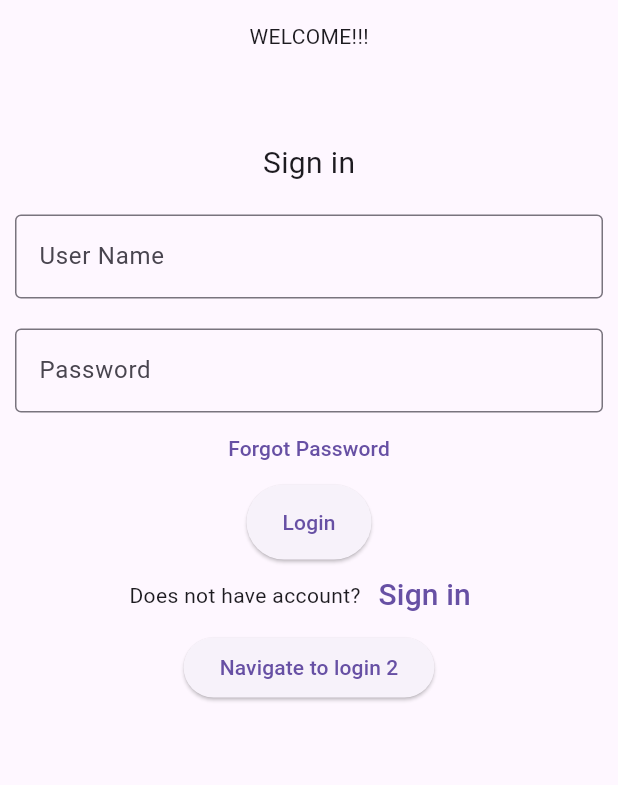
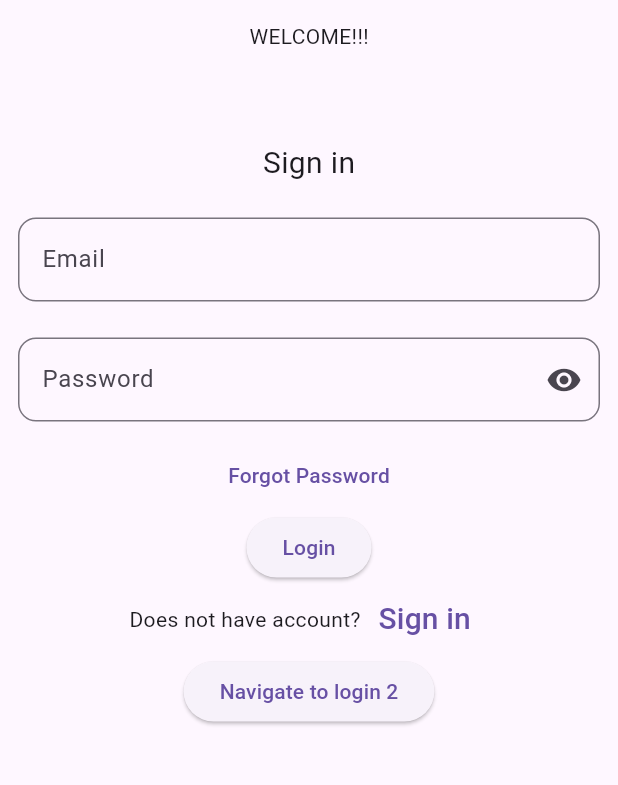
Before and after one commit to joshika2911/flutter1, a Flutter app: the screen it shows after launch, after a tap on "StateFull Login", on a phone screen of 412 x 824 dp, the part 63-848 px from its top. Run offline on Flutter 3.47's test engine with Material 3 defaults, Android fonts, the phone set to English and light mode, and no system bars; network calls fail.

Commit message:
bug@loginbutton

```diff
--- a/lib/homeview.dart
+++ b/lib/homeview.dart
@@ -1,8 +1,8 @@
 import 'package:flutter/material.dart';
 
 class HomeView extends StatefulWidget {
-  const HomeView({super.key});
-
+  const HomeView({super.key, this.email});
+  final String? email;
   @override
   State<HomeView> createState() => _HomeViewState();
 }
@@ -17,7 +17,6 @@ class _HomeViewState extends State<HomeView> {
         ),
         body: SingleChildScrollView(
             child: Column(children: [
-          // const Text("WELCOME TO JoJo Store"),
           Padding(
               padding: const EdgeInsets.fromLTRB(20, 10, 20, 5),
               child: Row(
@@ -32,10 +31,13 @@ class _HomeViewState extends State<HomeView> {
                             'assets/harrypotter.jpg',
                           ),
                         ),
-                        const Padding(
-                            padding: EdgeInsets.all(20),
+                        Padding(
+                            padding: const EdgeInsets.all(20),
                             child: Column(
-                              children: [Text("hello"), Text("josh")],
+                              children: [
+                                const Text("hello"),
+                                Text(widget.email ?? "User")
+                              ],
                             )),
                       ],
                     ),
@@ -49,19 +51,16 @@ class _HomeViewState extends State<HomeView> {
             child: Image.asset('assets/albus.jpg',
                 width: 150, height: 150, fit: BoxFit.fill),
           ),
-
           const ListTile(
             title: Text('Albus Dumbledore'),
             subtitle: Text(
                 'A benevolent old man who helps Harry Potter through his trials and tribulations.'),
           ),
-
           TextButton(
               onPressed: () {
                 Navigator.pushNamed(context, "albus_view");
               },
               child: const Text("Click Here")),
-
           ClipRRect(
             borderRadius: const BorderRadius.only(
               topLeft: Radius.circular(8.0),
@@ -80,7 +79,6 @@ class _HomeViewState extends State<HomeView> {
                 Navigator.pushNamed(context, "ron_view");
               },
               child: const Text("Click Here")),
-
           ClipRRect(
             borderRadius: const BorderRadius.only(
               topLeft: Radius.circular(8.0),
--- a/lib/loginview.dart
+++ b/lib/loginview.dart
@@ -1,7 +1,4 @@
 import 'package:flutter/material.dart';
-import 'package:flutter_application_hw1/NewLess.dart';
-
-import 'package:flutter_application_hw1/loginview2.dart';
 
 class LoginView extends StatefulWidget {
   const LoginView({super.key});
@@ -76,7 +73,7 @@ class _LoginViewState extends State<LoginView> {
               padding: const EdgeInsets.fromLTRB(10, 0, 10, 0),
               child: ElevatedButton(
                 onPressed: () {
-                  Navigator.of(context).push(_createRoute());
+                  Navigator.pushNamed(context, "login_view2");
                 },
                 child: const Text('StateFull Login'),
               ),
@@ -86,8 +83,7 @@ class _LoginViewState extends State<LoginView> {
               padding: const EdgeInsets.fromLTRB(10, 0, 10, 0),
               child: ElevatedButton(
                 onPressed: () {
-                  Navigator.of(context)
-                      .push(ScaleRoute(page: const NewLessLogin()));
+                  Navigator.pushNamed(context, "login_view2");
                 },
                 child: const Text('Stateless Login'),
               ),
@@ -97,24 +93,24 @@ class _LoginViewState extends State<LoginView> {
   }
 }
 
-//comment  s
-Route _createRoute() {
-  return PageRouteBuilder(
-    pageBuilder: (context, animation, secondaryAnimation) => const LoginView2(),
-    transitionsBuilder: (context, animation, secondaryAnimation, child) {
-      const begin = Offset(0.0, 1.0);
-      const end = Offset.zero;
-      const curve = Curves.ease;
-
-      var tween = Tween(begin: begin, end: end).chain(CurveTween(curve: curve));
-
-      return SlideTransition(
-        position: animation.drive(tween),
-        child: child,
-      );
-    },
-  );
-}
+//comment
+// Route _createRoute() {
+//   return PageRouteBuilder(
+//     pageBuilder: (context, animation, secondaryAnimation) => LoginView2(
+//       email: emailcontoller.text,
+//     ),
+//     transitionsBuilder: (context, animation, secondaryAnimation, child) {
+//       const begin = Offset(0.0, 1.0);
+//       const end = Offset.zero;
+//       const curve = Curves.ease;
+//       var tween = Tween(begin: begin, end: end).chain(CurveTween(curve: curve));
+//       return SlideTransition(
+//         position: animation.drive(tween),
+//         child: child,
+//       );
+//     },
+//   );
+// }
 
 class ScaleRoute extends PageRouteBuilder {
   final Widget page;
--- a/lib/loginview2.dart
+++ b/lib/loginview2.dart
@@ -4,15 +4,15 @@ import 'package:flutter/material.dart';
 import 'package:flutter_application_hw1/homeview.dart';
 
 class LoginView2 extends StatefulWidget {
-  const LoginView2({super.key});
-
+  const LoginView2({super.key, this.email});
+  final String? email;
   @override
   State<LoginView2> createState() => _LoginView2State();
 }
 
 class _LoginView2State extends State<LoginView2> {
-  get nameController => null;
-
+  bool c = true;
+  get emailController => null;
   get passwordController => null;
 
   @override
@@ -32,45 +32,69 @@ class _LoginView2State extends State<LoginView2> {
                   'Sign in',
                   style: TextStyle(fontSize: 20),
                 )),
-            Container(
-              padding: const EdgeInsets.all(10),
+            Padding(
+              padding: const EdgeInsets.all(12),
               child: TextField(
-                controller: nameController,
+                controller: emailController,
                 decoration: const InputDecoration(
-                  border: OutlineInputBorder(),
-                  labelText: 'User Name',
-                ),
+                    labelText: 'Email',
+                    border: OutlineInputBorder(
+                        borderRadius: BorderRadius.all(Radius.circular(12)))),
+                onChanged: (value) => {debugPrint("typed value->$value")},
               ),
             ),
-            Container(
-              padding: const EdgeInsets.fromLTRB(10, 10, 10, 0),
+            Padding(
+              padding: const EdgeInsets.all(12),
               child: TextField(
-                obscureText: true,
+                obscureText: c,
                 controller: passwordController,
-                decoration: const InputDecoration(
-                  border: OutlineInputBorder(),
-                  labelText: 'Password',
-                ),
+                decoration: InputDecoration(
+                    suffixIcon: GestureDetector(
+                        onTap: () {
+                          setState(() {
+                            c = !c;
+                          });
+                        },
+                        child: c
+                            ? const Icon(Icons.visibility)
+                            : const Icon(Icons.visibility_off)),
+                    labelText: 'Password',
+                    border: const OutlineInputBorder(
+                        borderRadius: BorderRadius.all(Radius.circular(12)))),
+                onChanged: (value) => {debugPrint("typed value->$value")},
               ),
             ),
             TextButton(
               onPressed: () {
-                //forgot password screen
+                Navigator.pushNamed(context, "home_view");
               },
               child: const Text(
                 'Forgot Password',
               ),
             ),
-            Container(
-              height: 50,
-              padding: const EdgeInsets.fromLTRB(10, 0, 10, 0),
-              child: ElevatedButton(
-                onPressed: () {
-                  Navigator.of(context).push(_createRoute());
-                },
-                child: const Text('Login'),
-              ),
+            // Container(
+            //   height: 50,
+            //   padding: const EdgeInsets.fromLTRB(10, 0, 10, 0),
+            // ElevatedButton(
+            //   onPressed: () {
+            //     Navigator.of(context).push(_createRoute());
+            //   },
+            //   child: const Text('Login with animation'),
+            //   // ),
+            // ),
+
+            ElevatedButton(
+              onPressed: () {
+                Navigator.push(
+                    context,
+                    MaterialPageRoute(
+                        builder: (context) =>
+                            HomeView(email: emailController.text)));
+              },
+              child: const Text('Login'),
+              // ),
             ),
+
             Row(
               mainAxisAlignment: MainAxisAlignment.center,
               children: <Widget>[
@@ -97,22 +121,22 @@ class _LoginView2State extends State<LoginView2> {
   }
 }
 
-Route _createRoute() {
-  return PageRouteBuilder(
-    pageBuilder: (context, animation, secondaryAnimation) => const HomeView(),
-    transitionsBuilder: (context, animation, secondaryAnimation, child) {
-      const begin = Offset(0.0, 1.0);
-      const end = Offset.zero;
-      const curve = Curves.ease;
+// Route _createRoute() {
+//   return PageRouteBuilder(
+//     pageBuilder: (context, animation, secondaryAnimation) => const HomeView(),
+//     transitionsBuilder: (context, animation, secondaryAnimation, child) {
+//       const begin = Offset(0.0, 1.0);
+//       const end = Offset.zero;
+//       const curve = Curves.ease;
 
-      var tween = Tween(begin: begin, end: end).chain(CurveTween(curve: curve));
+//       var tween = Tween(begin: begin, end: end).chain(CurveTween(curve: curve));
 
-      return SlideTransition(
-        position: animation.drive(tween),
-        child: child,
-      );
-    },
-  );
-}
+//       return SlideTransition(
+//         position: animation.drive(tween),
+//         child: child,
+//       );
+//     },
+//   );
+// }
 
         // backgroundColor: Colors.lightBlueAccent,
--- a/lib/ron.dart
+++ b/lib/ron.dart
@@ -12,7 +12,7 @@ class _RonPageState extends State<RonPage> {
   Widget build(BuildContext context) {
     return Scaffold(
       appBar: AppBar(
-        title: const Text("JoJo Store albus"),
+        title: const Text("JoJo Store ron"),
       ),
     );
   }
--- a/pubspec.yaml
+++ b/pubspec.yaml
@@ -64,6 +64,7 @@ flutter:
     - assets/ron.jpg
     - assets/albus.jpg
     - assets/minerva.jpg
+    - assets/friends-best.gif
 
   # An image asset can refer to one or more resolution-specific "variants", see
   # https://flutter.dev/assets-and-images/#resolution-aware
```
Also changed, not shown: lib/NewLess.dart (+34 -2 lines), lib/albus.dart (+9 -44 lines), assets/friends-best.gif (added).
